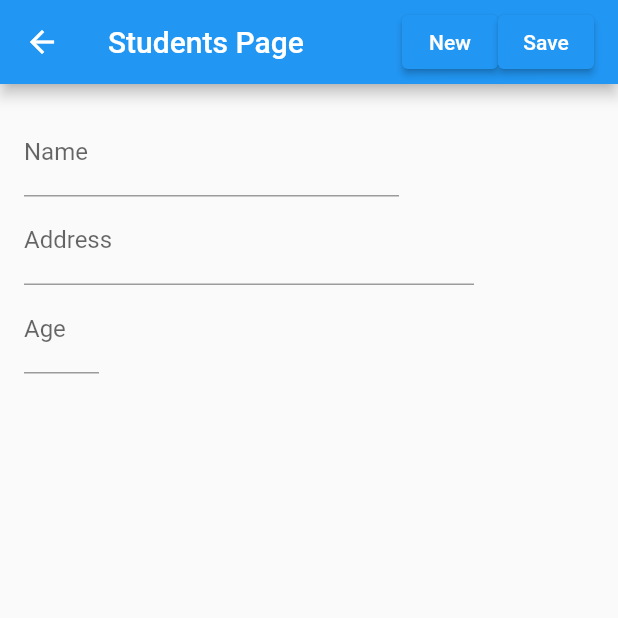
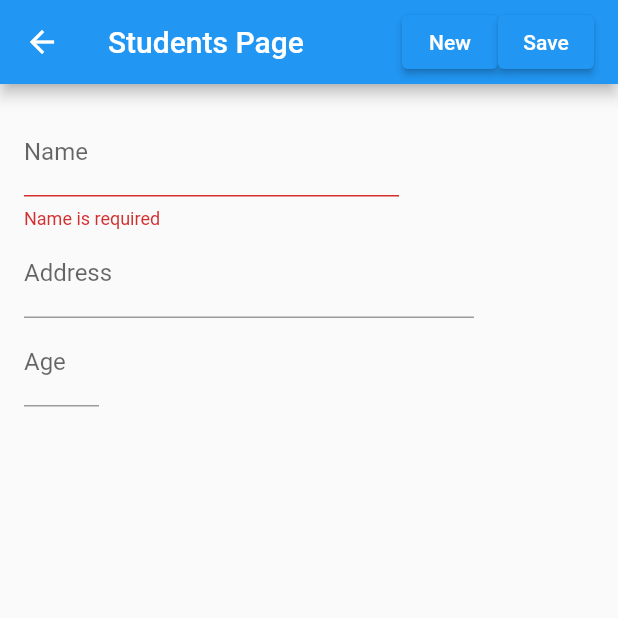
Before and after one commit to rojicp/flutter_application_2, a Flutter app: the StudentsPage screen opened directly, after a tap on "Save", on a phone screen of 412 x 824 dp, the top half of it. Run offline on Flutter 3.47's test engine with Material 2 defaults, Android fonts, the phone set to English and light mode, and no system bars.

Commit message:
18th July

```diff
--- a/lib/students.dart
+++ b/lib/students.dart
@@ -1,4 +1,6 @@
+import 'dart:convert';
 import 'package:flutter/material.dart';
+import 'package:http/http.dart' as http;
 
 class StudentsPage extends StatefulWidget {
   const StudentsPage({super.key});
@@ -8,6 +10,11 @@ class StudentsPage extends StatefulWidget {
 }
 
 class _StudentsPageState extends State<StudentsPage> {
+  TextEditingController studentName = TextEditingController();
+  TextEditingController studentAddress = TextEditingController();
+  TextEditingController studentAge = TextEditingController();
+  final formGlobalKey = GlobalKey<FormState>();
+
   @override
   Widget build(BuildContext context) {
     return Scaffold(
@@ -16,31 +23,53 @@ class _StudentsPageState extends State<StudentsPage> {
           children: [
             const Text("Students Page"),
             const Spacer(),
-            ElevatedButton(onPressed: () {}, child: const Text("New")),
-            ElevatedButton(onPressed: () {}, child: const Text("Save"))
+            ElevatedButton(
+                onPressed: () {
+                  studentName.text = "";
+                  studentAddress.text = "";
+                  studentAge.text = "";
+                },
+                child: const Text("New")),
+            ElevatedButton(
+                onPressed: () {
+                  if (formGlobalKey.currentState!.validate()) {
+                    saveRecord();
+                  }
+                },
+                child: const Text("Save"))
           ],
         ),
       ),
       body: Padding(
         padding: const EdgeInsets.all(16.0),
-        child: Container(
+        child: Form(
+          key: formGlobalKey,
           child:
               Column(crossAxisAlignment: CrossAxisAlignment.start, children: [
             SizedBox(
               width: 250,
               child: TextFormField(
+                validator: (value) {
+                  if (value == null || value.isEmpty) {
+                    return "Name is required";
+                  }
+                },
+                controller: studentName,
                 decoration: const InputDecoration(labelText: "Name"),
               ),
             ),
             SizedBox(
               width: 300,
               child: TextFormField(
+                keyboardType: TextInputType.number,
+                controller: studentAddress,
                 decoration: const InputDecoration(labelText: "Address"),
               ),
             ),
             SizedBox(
               width: 50,
               child: TextFormField(
+                controller: studentAge,
                 decoration: const InputDecoration(labelText: "Age"),
               ),
             ),
@@ -49,4 +78,35 @@ class _StudentsPageState extends State<StudentsPage> {
       ),
     );
   }
+
+  Future<void> saveRecord() async {
+    try {
+      Map<String, dynamic> body = {
+        'student_name': studentName.text,
+        'student_age': studentAge.text,
+      };
+
+      Uri url = Uri.parse("localhost:8080/student/create");
+
+      final response = await http.post(
+        url,
+        headers: {
+          "Access-Control-Allow-Origin": "*",
+          'Content-Type': 'application/json',
+          'Accept': '*/*',
+        },
+        body: jsonEncode(body),
+      );
+
+      Map<String, dynamic> data = jsonDecode(response.body);
+      String msg = data["message"];
+      if (msg.toLowerCase().contains("success")) {
+        print("msg = $msg");
+      } else {
+        print("msg = $msg");
+      }
+    } catch (e) {
+      print("msg = $e}");
+    }
+  }
 }
--- a/pubspec.yaml
+++ b/pubspec.yaml
@@ -35,6 +35,7 @@ dependencies:
   # The following adds the Cupertino Icons font to your application.
   # Use with the CupertinoIcons class for iOS style icons.
   cupertino_icons: ^1.0.2
+  http: ^1.1.0
 
 dev_dependencies:
   flutter_test:
```
Also changed, not shown: pubspec.lock.
